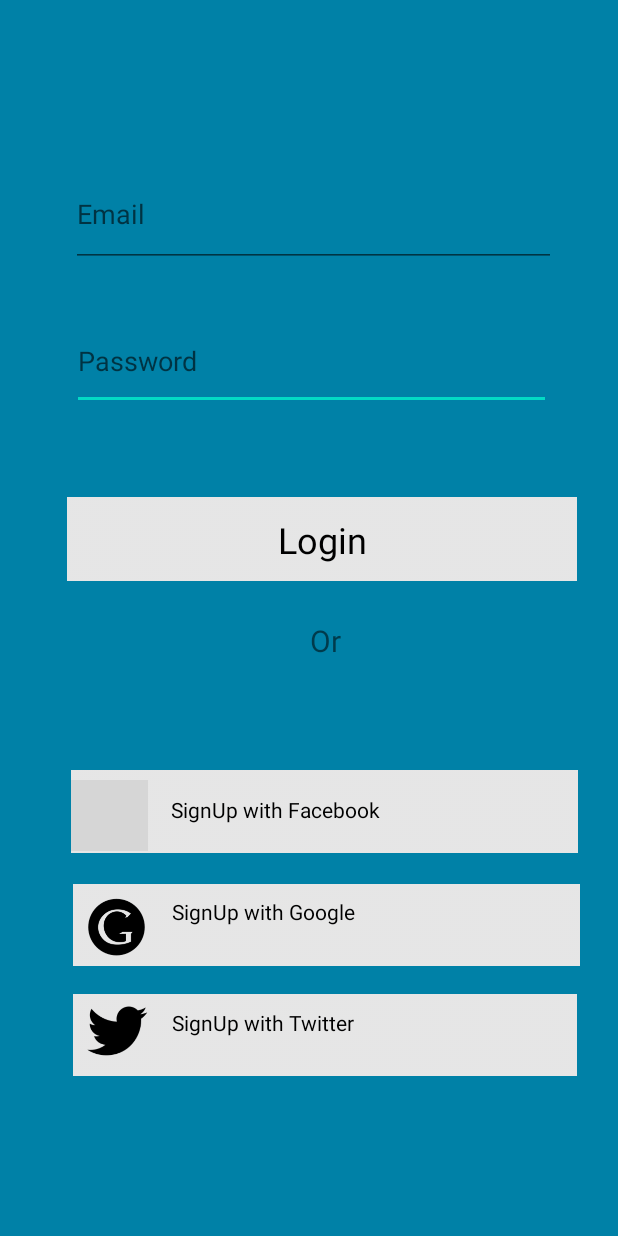
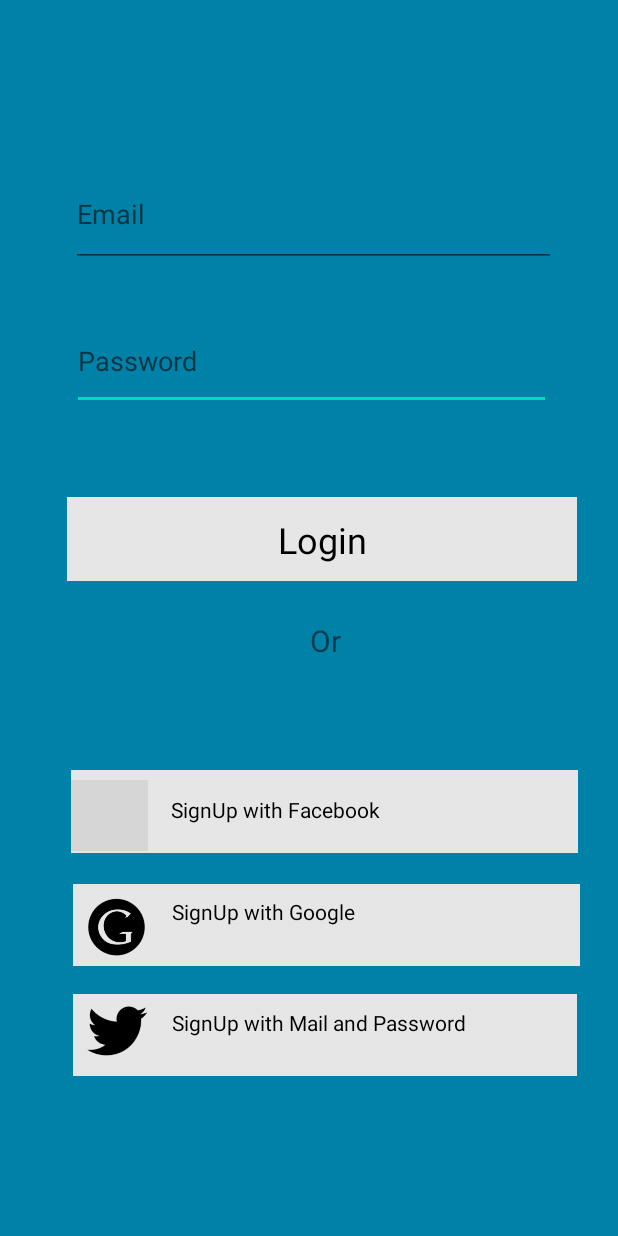
Before and after one commit to ErickMartinez77/CodeRangersAndroid, an Android app: the screen it shows after launch (LoginActivity), on a phone screen of 412 x 824 dp. Run offline under Robolectric (Android 15) with nearby library versions, the phone set to English and light mode, and no system bars; our stand-ins replace Room's generated code; grey boxes are pictures that could not be loaded.

Commit message:
Register Implemented

```diff
--- a/app/src/main/AndroidManifest.xml
+++ b/app/src/main/AndroidManifest.xml
@@ -34,6 +34,9 @@
         <activity
             android:name=".ui.login.LoginActivity"
             android:exported="true" />
+        <activity
+            android:name=".ui.login.RegisterActivity"
+            android:exported="true" />
     </application>
 
 </manifest>
--- a/app/src/main/java/edu/upb/coderangersandroid/data/feed/network/FeedNetworkControllerImp.kt
+++ b/app/src/main/java/edu/upb/coderangersandroid/data/feed/network/FeedNetworkControllerImp.kt
@@ -6,7 +6,7 @@ import retrofit2.converter.gson.GsonConverterFactory
 
 
 class FeedNetworkControllerImp : FeedNetworkController {
-    val client = Retrofit.Builder().baseUrl("http://192.168.1.5:1880")
+    val client = Retrofit.Builder().baseUrl("http://192.168.0.132:1880")
         .addConverterFactory(GsonConverterFactory.create())
         .build()
         .create(FeedAPI::class.java)
--- a/app/src/main/java/edu/upb/coderangersandroid/data/user/network/UserAPI.kt
+++ b/app/src/main/java/edu/upb/coderangersandroid/data/user/network/UserAPI.kt
@@ -9,4 +9,6 @@ import retrofit2.http.POST
 interface UserAPI {
     @POST("/login")
     suspend fun login(@Body loginRequest: LoginRequest)
+    @POST("/register")
+    suspend fun register(@Body loginRequest: LoginRequest)
 }
--- a/app/src/main/java/edu/upb/coderangersandroid/data/user/network/UserNetworkController.kt
+++ b/app/src/main/java/edu/upb/coderangersandroid/data/user/network/UserNetworkController.kt
@@ -2,4 +2,5 @@ package edu.upb.coderangersandroid.data.user.network
 
 interface UserNetworkController {
     suspend fun login(username: String, password:String)
+    suspend fun register(username: String, password:String)
 }
--- a/app/src/main/java/edu/upb/coderangersandroid/data/user/network/UserNetworkControllerImp.kt
+++ b/app/src/main/java/edu/upb/coderangersandroid/data/user/network/UserNetworkControllerImp.kt
@@ -7,7 +7,7 @@ import retrofit2.converter.gson.GsonConverterFactory
 
 class UserNetworkControllerImp:UserNetworkController {
 
-    val client = Retrofit.Builder().baseUrl("http://192.168.1.5:1880")
+    val client = Retrofit.Builder().baseUrl("http://192.168.0.132:1880")
         .addConverterFactory(GsonConverterFactory.create())
         .build()
         .create(UserAPI::class.java)
@@ -15,4 +15,7 @@ class UserNetworkControllerImp:UserNetworkController {
     override suspend fun login(username: String, password: String) {
         return client.login(LoginRequest(username,password))
     }
+    override suspend fun register(username: String, password: String) {
+        return client.register(LoginRequest(username,password))
+    }
 }
--- a/app/src/main/java/edu/upb/coderangersandroid/ui/login/LoginActivity.kt
+++ b/app/src/main/java/edu/upb/coderangersandroid/ui/login/LoginActivity.kt
@@ -9,6 +9,7 @@ import androidx.activity.viewModels
 import androidx.appcompat.app.AppCompatActivity
 import edu.upb.coderangersandroid.R
 import edu.upb.coderangersandroid.R.layout.activity_login
+import edu.upb.coderangersandroid.R.layout.register
 import edu.upb.coderangersandroid.ui.mainpage.MainPageActivity
 import kotlinx.coroutines.CoroutineScope
 import kotlinx.coroutines.Dispatchers
@@ -17,7 +18,7 @@ import kotlinx.coroutines.flow.launchIn
 import kotlinx.coroutines.flow.onEach
 
 class LoginActivity: AppCompatActivity()  {
-    lateinit var btSignUpFacebook : View;
+    lateinit var btSignUpMail : View;
     lateinit var btSignUpGoogle : View;
     lateinit var btSignUpTwitter : View;
     lateinit var editTextEmail : TextView;
@@ -29,16 +30,16 @@ class LoginActivity: AppCompatActivity()  {
     override fun onCreate(savedInstanceState: Bundle?) {
         super.onCreate(savedInstanceState)
         setContentView(activity_login)
-        btSignUpFacebook = findViewById(R.id.imageFacebook);
+        btSignUpMail = findViewById(R.id.imageMail);
         btSignUpTwitter = findViewById(R.id.imageGoogle);
-        btSignUpGoogle = findViewById(R.id.imageTwitter);
+        btSignUpGoogle = findViewById(R.id.imageFacebook);
         btLogin = findViewById(R.id.btLogin)
         editTextEmail = findViewById(R.id.editTextTextEmailAddress)
         editTextPassword = findViewById(R.id.editTextTextPassword)
         supportActionBar?.hide()
 
-        btSignUpFacebook.setOnClickListener {
-            val intent = Intent(this, MainPageActivity::class.java)
+        btSignUpMail.setOnClickListener {
+            val intent = Intent(this, RegisterActivity::class.java)
             startActivity(intent)
         }
         btSignUpGoogle.setOnClickListener {
@@ -53,7 +54,7 @@ class LoginActivity: AppCompatActivity()  {
             val username = editTextEmail.text.toString();
             val password = editTextPassword.text.toString()
             loginWithEmailViewModel.login(username,password).
-            catch { Toast.makeText(this@LoginActivity, "Error: Inicio ", Toast.LENGTH_LONG).show() }.
+            catch { Toast.makeText(this@LoginActivity, "Error: Password o mail incorrectos", Toast.LENGTH_LONG).show() }.
             onEach { val intent = Intent(this, MainPageActivity::class.java)
                 startActivity(intent) }.
             launchIn(CoroutineScope(Dispatchers.Main))
--- a/app/src/main/java/edu/upb/coderangersandroid/ui/login/LoginWithEmailViewModel.kt
+++ b/app/src/main/java/edu/upb/coderangersandroid/ui/login/LoginWithEmailViewModel.kt
@@ -15,4 +15,7 @@ class LoginWithEmailViewModel: ViewModel() {
     fun login(username: String, password: String): Flow<Any>{
         return userRepository.login(username,password)
     }
+    fun register(username: String, password: String): Flow<Any>{
+        return userRepository.register(username,password)
+    }
 }
--- a/app/src/main/res/layout/activity_login.xml
+++ b/app/src/main/res/layout/activity_login.xml
@@ -61,7 +61,7 @@
         app:layout_constraintVertical_bias="0.0" />
 
     <ImageView
-        android:id="@+id/imageTwitter"
+        android:id="@+id/imageFacebook"
         android:layout_width="338dp"
         android:layout_height="74dp"
         app:layout_constraintBottom_toTopOf="@+id/imageGoogle"
@@ -76,11 +76,11 @@
         android:id="@+id/imageView8"
         android:layout_width="51dp"
         android:layout_height="47dp"
-        app:layout_constraintBottom_toBottomOf="@+id/imageTwitter"
-        app:layout_constraintEnd_toEndOf="@+id/imageTwitter"
+        app:layout_constraintBottom_toBottomOf="@+id/imageFacebook"
+        app:layout_constraintEnd_toEndOf="@+id/imageFacebook"
         app:layout_constraintHorizontal_bias="0.0"
-        app:layout_constraintStart_toStartOf="@+id/imageTwitter"
-        app:layout_constraintTop_toTopOf="@+id/imageTwitter"
+        app:layout_constraintStart_toStartOf="@+id/imageFacebook"
+        app:layout_constraintTop_toTopOf="@+id/imageFacebook"
         app:layout_constraintVertical_bias="0.6"
         app:srcCompat="@drawable/facebook" />
 
@@ -88,7 +88,7 @@
         android:id="@+id/imageGoogle"
         android:layout_width="338dp"
         android:layout_height="77dp"
-        app:layout_constraintBottom_toTopOf="@+id/imageFacebook"
+        app:layout_constraintBottom_toTopOf="@+id/imageMail"
         app:layout_constraintEnd_toEndOf="parent"
         app:layout_constraintHorizontal_bias="0.657"
         app:layout_constraintStart_toStartOf="parent"
@@ -97,7 +97,7 @@
         app:srcCompat="@drawable/box" />
 
     <ImageView
-        android:id="@+id/imageFacebook"
+        android:id="@+id/imageMail"
         android:layout_width="336dp"
         android:layout_height="69dp"
         app:layout_constraintBottom_toBottomOf="parent"
@@ -125,10 +125,10 @@
         android:layout_width="59dp"
         android:layout_height="46dp"
         android:layout_marginBottom="16dp"
-        app:layout_constraintBottom_toBottomOf="@+id/imageFacebook"
-        app:layout_constraintEnd_toEndOf="@+id/imageFacebook"
+        app:layout_constraintBottom_toBottomOf="@+id/imageMail"
+        app:layout_constraintEnd_toEndOf="@+id/imageMail"
         app:layout_constraintHorizontal_bias="0.0"
-        app:layout_constraintStart_toStartOf="@+id/imageFacebook"
+        app:layout_constraintStart_toStartOf="@+id/imageMail"
         app:srcCompat="@drawable/twitter" />
 
     <TextView
@@ -137,11 +137,11 @@
         android:layout_height="48dp"
         android:text="SignUp with Facebook"
         android:textColor="@color/black"
-        app:layout_constraintBottom_toBottomOf="@+id/imageTwitter"
-        app:layout_constraintEnd_toEndOf="@+id/imageTwitter"
+        app:layout_constraintBottom_toBottomOf="@+id/imageFacebook"
+        app:layout_constraintEnd_toEndOf="@+id/imageFacebook"
         app:layout_constraintHorizontal_bias="1.0"
-        app:layout_constraintStart_toStartOf="@+id/imageTwitter"
-        app:layout_constraintTop_toTopOf="@+id/imageTwitter"
+        app:layout_constraintStart_toStartOf="@+id/imageFacebook"
+        app:layout_constraintTop_toTopOf="@+id/imageFacebook"
         app:layout_constraintVertical_bias="1.0" />
 
     <TextView
@@ -154,19 +154,19 @@
         app:layout_constraintEnd_toEndOf="@+id/imageGoogle"
         app:layout_constraintHorizontal_bias="0.589"
         app:layout_constraintStart_toStartOf="@+id/imageGoogle"
-        app:layout_constraintTop_toBottomOf="@+id/imageTwitter"
+        app:layout_constraintTop_toBottomOf="@+id/imageFacebook"
         app:layout_constraintVertical_bias="0.952" />
 
     <TextView
         android:id="@+id/textView4"
         android:layout_width="220dp"
         android:layout_height="36dp"
-        android:text="SignUp with Twitter"
+        android:text="SignUp with Mail and Password"
         android:textColor="@color/black"
-        app:layout_constraintBottom_toBottomOf="@+id/imageFacebook"
-        app:layout_constraintEnd_toEndOf="@+id/imageFacebook"
+        app:layout_constraintBottom_toBottomOf="@+id/imageMail"
+        app:layout_constraintEnd_toEndOf="@+id/imageMail"
         app:layout_constraintHorizontal_bias="0.568"
-        app:layout_constraintStart_toStartOf="@+id/imageFacebook"
+        app:layout_constraintStart_toStartOf="@+id/imageMail"
         app:layout_constraintTop_toBottomOf="@+id/imageGoogle" />
 
     <TextView
```
Also changed, not shown: app/src/main/java/edu/upb/coderangersandroid/data/user/UserRepository.kt (+7 -0 lines), app/src/main/java/edu/upb/coderangersandroid/ui/login/RegisterActivity.kt (added, +45 -0 lines), app/src/main/res/layout/register.xml (added, +49 -0 lines).
